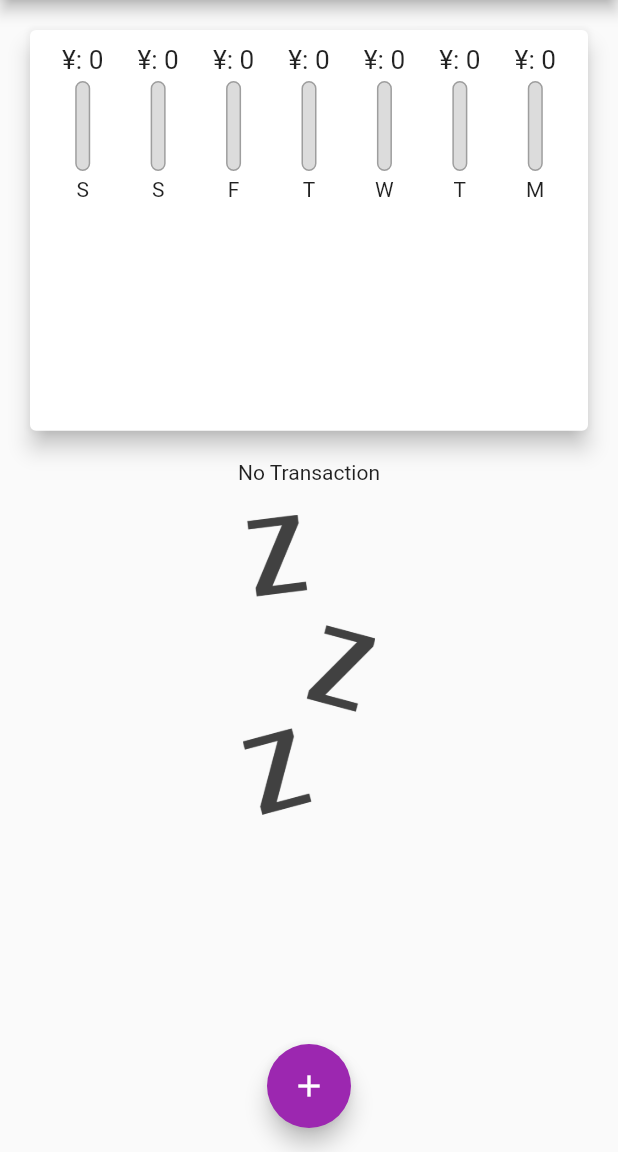
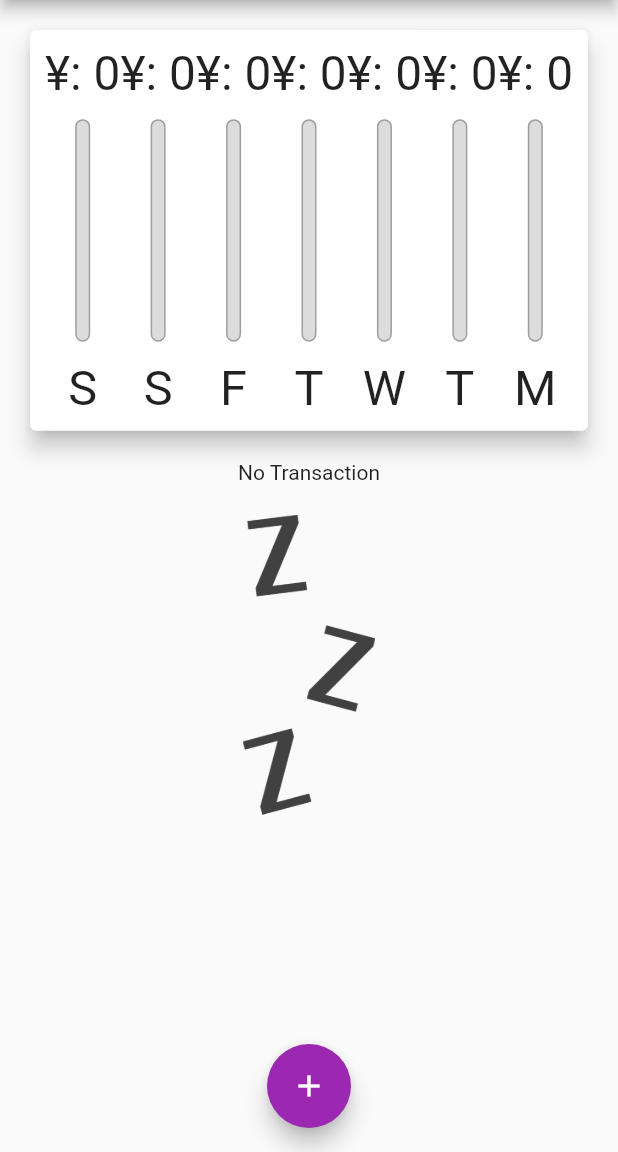
Before and after one commit to totolog-flutter/for-learning, a Flutter app: the screen it shows after launch, on a phone screen of 412 x 824 dp, the part 84-1236 px from its top. Run offline on Flutter 3.47's test engine with Material 2 defaults, Android fonts, the phone set to English and light mode, and no system bars.

Commit message:
add: 123

```diff
--- a/lib/main.dart
+++ b/lib/main.dart
@@ -102,7 +102,7 @@ class _MyHomePageState extends State<MyHomePage> {
               ) * 0.4,
               child: Chart(_recentTransactions)),
             Container(
-              height: (MediaQuery.of(context).size.height - appBar.preferredSize.height - MediaQuery.of(context).padding.top) * 0.6,
+              height: (MediaQuery.of(context).size.height - appBar.preferredSize.height - MediaQuery.of(context).padding.top) * 0.7,
               child: TransactionList(transactions: _userTransactions, deleteTransaction: _deleteTransaction)),
           ],
         ),
--- a/lib/widgets/chart_bar.dart
+++ b/lib/widgets/chart_bar.dart
@@ -11,16 +11,21 @@ class ChartBar extends StatelessWidget {
 
   @override
   Widget build(BuildContext context) {
-    return Column(children: [
+    return LayoutBuilder(
+      builder: (ctx, constraints) {
+        return Column(
+          children: [
             Container(
-        height: 20,
+              height: constraints.maxHeight * 0.15,
               child: FittedBox(
                 child: Text('¥: ${spendingAmount.toStringAsFixed(0)}')
               ),
             ),
-      SizedBox(height: 4,),
+            SizedBox(
+              height: constraints.maxHeight * 0.05,
+            ),
             Container(
-        height: 60,
+              height: constraints.maxHeight * 0.6,
               width: 10,
               child: Stack(
                 children: [
@@ -43,8 +48,18 @@ class ChartBar extends StatelessWidget {
                 ],
               ),
             ),
-      SizedBox(height: 4),
-      Text(label),
-    ],);
+            SizedBox(
+              height: constraints.maxHeight * 0.05,
+            ),
+            Container(
+              height: constraints.maxHeight * 0.15,
+              child: FittedBox(
+                child: Text(label)
+              ),
+            ),
+          ],
+        );
+      }
+    );
   }
 }
```
Lines whose indentation alone changed are shown as unchanged.
